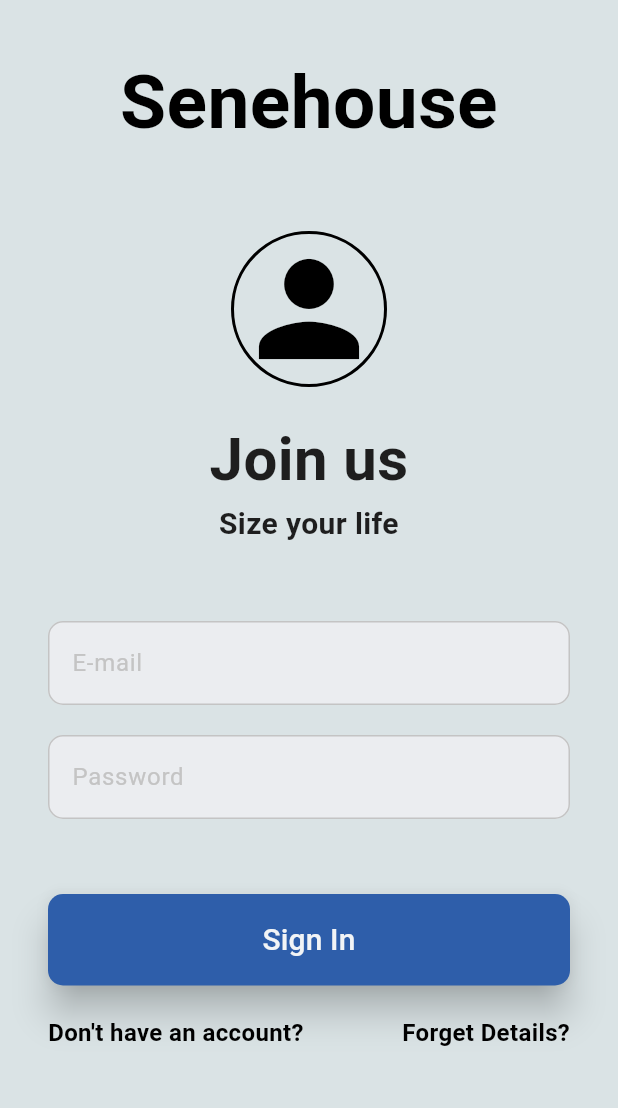
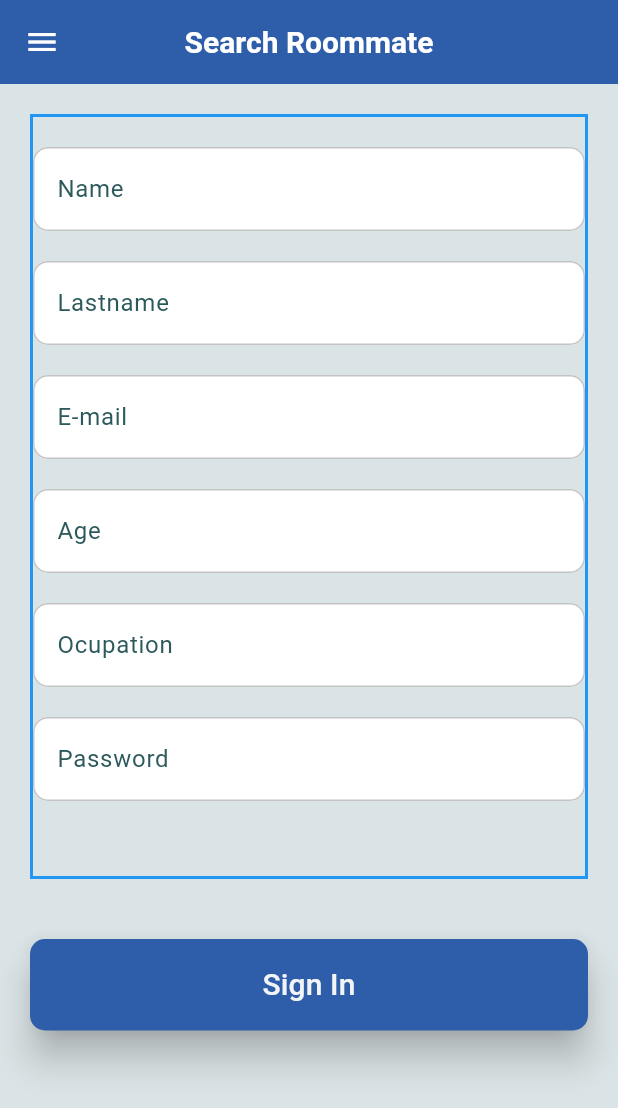
Before and after one commit to 2jc26/Flutter_App, a Flutter app: the screen it shows after launch, on a phone screen of 412 x 824 dp. Shown: the top 1108 px of the screen. Run offline on Flutter 3.47's test engine with Material 2 defaults, Android fonts, the phone set to English and light mode, and no system bars; project files that could hold a hidden picture were left out.

Commit message:
Updgrades to sign up view and screens

```diff
--- a/lib/main.dart
+++ b/lib/main.dart
@@ -1,5 +1,6 @@
 import 'package:flutter/material.dart';
 import 'package:giusseppe_flut/screens/login.dart';
+import 'package:giusseppe_flut/screens/sign_up.dart';
 import 'widgets/drawer.dart';
 import 'screens/roomie_detail.dart';
 void main() {
@@ -18,31 +19,7 @@ class MyApp extends StatelessWidget {
         colorScheme: ColorScheme.fromSeed(seedColor: Colors.blue),
         useMaterial3: true,
       ),
-      home: const MyHomePage(title: 'Search Roommate'),
+      home: const SignUp( title: 'Search Roommate'),
     );
   }
 }
-
-class MyHomePage extends StatefulWidget {
-  const MyHomePage({super.key, required this.title});
-
-  final String title;
-
-  @override
-  State<MyHomePage> createState() => _MyHomePageState();
-}
-
-class _MyHomePageState extends State<MyHomePage> {
-
-  void _incrementCounter() {
-    setState(() {
-    });
-  }
-
-  @override
-  Widget build(BuildContext context) {
-    return const Scaffold(
-      body: Login(),
-    );
-  }
-}
--- /dev/null
+++ b/lib/screens/sign_up.dart
@@ -0,0 +1,165 @@
+import "package:flutter/material.dart";
+import "package:giusseppe_flut/widgets/drawer.dart";
+
+class SignUp extends StatefulWidget {
+  const SignUp({super.key, required this.title});
+
+  final String title;
+
+  @override
+  State<SignUp> createState() => _SignUpState();
+}
+
+class _SignUpState extends State<SignUp> {
+  TextEditingController nameController = TextEditingController();
+  TextEditingController passwordController = TextEditingController();
+  TextEditingController lastnameController = TextEditingController();
+  TextEditingController emailController = TextEditingController();
+  TextEditingController ageController = TextEditingController();
+  TextEditingController ocupationController = TextEditingController();
+
+  @override
+  Widget build(BuildContext context) {
+    return Scaffold(
+      backgroundColor: const Color(0xffDAE3E5),
+      appBar: AppBar(
+        backgroundColor: const Color(0xFF2E5EAA),
+        title: Text(
+          widget.title,
+          textAlign: TextAlign.center,
+          style: const TextStyle(
+            fontSize: 20,
+            color: Colors.white,
+            fontWeight: FontWeight.bold,
+          ),
+        ),
+        iconTheme: const IconThemeData(
+          color: Colors.white,
+        ),
+        centerTitle: true,
+      ),
+      drawer: const CustomDrawer(),
+      body: SingleChildScrollView(
+        child: Column(
+          crossAxisAlignment: CrossAxisAlignment.stretch,
+          children: [
+            // First Component: Container with Blue Margin and Buttons
+            // Container(margin: const EdgeInsets.all(
+            //       20.0),
+            //   decoration: BoxDecoration(
+            //     border: Border.all(
+            //       color: Colors.blue,
+            //       width: 2.0,
+            //     ),
+            //   ),
+            //   child: Ink.image(
+            //     image: const AssetImage("assets/images/Renter.svg"),
+            //     height: 200,
+            //     width: 200,
+            //     fit: BoxFit.cover,
+            //   ),
+            // ),
+            Container(
+              margin: const EdgeInsets.all(
+                  20.0),
+              decoration: BoxDecoration(
+                border: Border.all(
+                  color: Colors.blue,
+                  width: 2.0,
+                ),
+              ),
+              child: Center(
+                child: Column(
+                  mainAxisAlignment: MainAxisAlignment.center,
+                  children: [
+                    const SizedBox(height: 20),
+                    _inputField("Name", nameController),
+                    const SizedBox(height: 20),
+                    _inputField("Lastname", passwordController),
+                    const SizedBox(height: 20),
+                    _inputField("E-mail", emailController),
+                    const SizedBox(height: 20),
+                    _inputField("Age", ageController),
+                    const SizedBox(height: 20),
+                    _inputField(
+                      "Ocupation",
+                      ocupationController,
+                    ),
+                    const SizedBox(height: 20),
+                    _inputField("Password", passwordController,
+                        isPassword: true),
+                    const SizedBox(height: 50),
+                  ],
+                ),
+              ),
+            ),
+            Container(
+              margin: const EdgeInsets.all(
+                  20.0),
+              child: Center(
+                child: Column(
+                  mainAxisAlignment: MainAxisAlignment.center,
+                  children: [
+                    _loginButton(),
+                  ],
+                ),
+              ),
+            )
+          ],
+        ),
+      ),
+    );
+  }
+
+  Widget _inputField(String hintText, TextEditingController controller,
+      {isPassword = false}) {
+    var border = OutlineInputBorder(
+      borderRadius: BorderRadius.circular(10),
+      borderSide: const BorderSide(color: Color(0xFFC4C4C4)),
+    );
+    return TextField(
+      style: const TextStyle(color: Color(0XFF2C595B)),
+      controller: controller,
+      decoration: InputDecoration(
+        hintText: hintText,
+        hintStyle: const TextStyle(color: Color(0xFF2C595B)),
+        enabledBorder: border,
+        focusedBorder: border,
+        filled: true,
+        fillColor: Colors.white,
+      ),
+      obscureText: isPassword,
+    );
+  }
+
+  Widget _loginButton() {
+    return ElevatedButton(
+      onPressed: () {
+        debugPrint("Name: ${nameController.text}");
+        debugPrint("Password: ${passwordController.text}");
+        debugPrint("Lastname: ${lastnameController.text}");
+        debugPrint("E-mail: ${emailController.text}");
+        debugPrint("Age: ${ageController.text}");
+        debugPrint("Ocupation: ${ocupationController.text}");
+      },
+      style: ElevatedButton.styleFrom(
+        shape: RoundedRectangleBorder(
+          borderRadius: BorderRadius.circular(10),
+        ),
+        backgroundColor: const Color(0xFF2E5EAA),
+        foregroundColor: const Color(0xFFF2F4F6),
+        padding: const EdgeInsets.symmetric(vertical: 16),
+        elevation: 10,
+        shadowColor: Colors.black,
+      ),
+      child: const SizedBox(
+        width: double.infinity,
+        child: Text(
+          "Sign In",
+          textAlign: TextAlign.center,
+          style: TextStyle(fontSize: 20),
+        ),
+      ),
+    );
+  }
+}
--- a/pubspec.yaml
+++ b/pubspec.yaml
@@ -59,9 +59,9 @@ flutter:
   uses-material-design: true
 
   # To add assets to your application, add an assets section, like this:
-  # assets:
-  #   - images/a_dot_burr.jpeg
-  #   - images/a_dot_ham.jpeg
+  assets:
+    - assets/icons/
+
 
   # An image asset can refer to one or more resolution-specific "variants", see
   # https://flutter.dev/assets-and-images/#resolution-aware
```
Also changed, not shown: assets/icons/Landlord.svg (added), assets/icons/Renter.svg (added).
